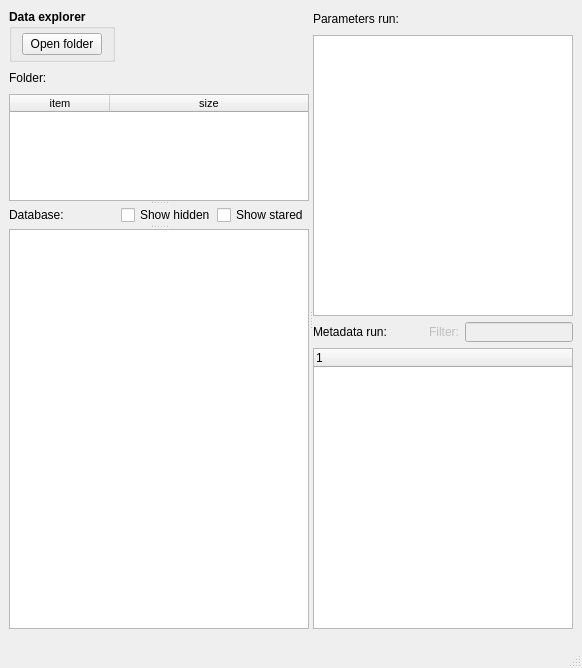
Qt form pyplotter/ui/mainWindow_r2c2.ui (pyplotter/pyplotter) before a commit.
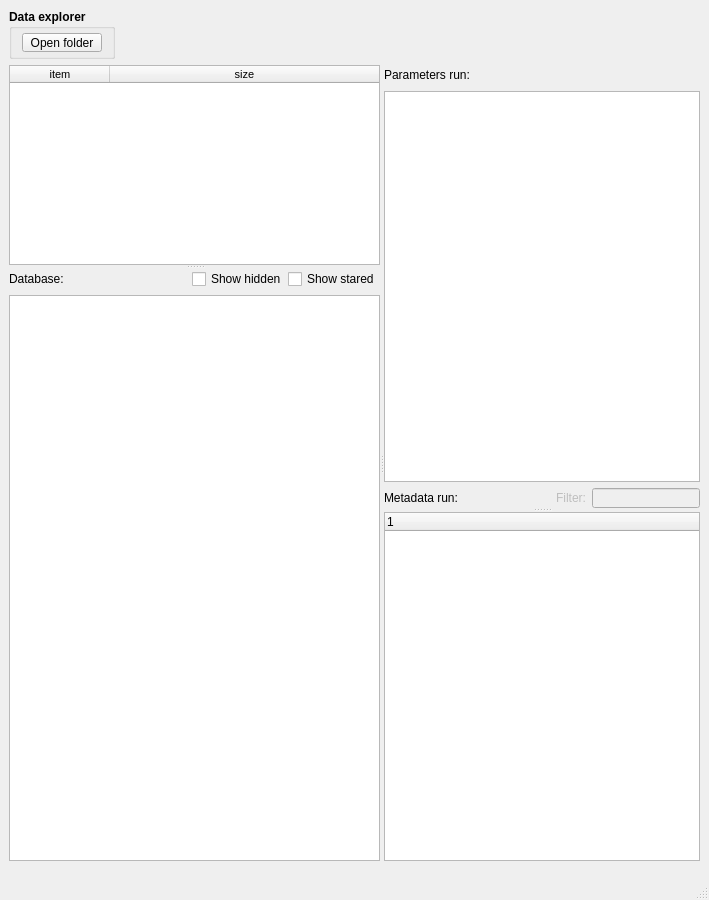
The same form after that commit. Custom widgets are drawn as their Qt base class.

Diff of the .ui file:
```diff
--- a/pyplotter/ui/mainWindow_r2c2.ui
+++ b/pyplotter/ui/mainWindow_r2c2.ui
@@ -6,34 +6,50 @@
    <rect>
     <x>0</x>
     <y>0</y>
-    <width>582</width>
-    <height>668</height>
+    <width>709</width>
+    <height>900</height>
    </rect>
   </property>
+  <property name="sizePolicy">
+   <sizepolicy hsizetype="Preferred" vsizetype="Preferred">
+    <horstretch>0</horstretch>
+    <verstretch>0</verstretch>
+   </sizepolicy>
+  </property>
+  <property name="minimumSize">
+   <size>
+    <width>709</width>
+    <height>294</height>
+   </size>
+  </property>
+  <property name="maximumSize">
+   <size>
+    <width>16777215</width>
+    <height>16777215</height>
+   </size>
+  </property>
   <property name="windowTitle">
    <string>pyplotter</string>
   </property>
   <property name="windowOpacity">
    <double>1.000000000000000</double>
   </property>
+  <property name="documentMode">
+   <bool>false</bool>
+  </property>
+  <property name="unifiedTitleAndToolBarOnMac">
+   <bool>false</bool>
+  </property>
   <widget class="QWidget" name="centralwidget">
-   <layout class="QVBoxLayout" name="verticalLayout_3">
-    <item>
-     <widget class="QSplitter" name="splitter_0">
-      <property name="orientation">
-       <enum>Qt::Horizontal</enum>
-      </property>
-      <widget class="QSplitter" name="splitter_1">
-       <property name="orientation">
-        <enum>Qt::Vertical</enum>
-       </property>
-       <widget class="QWidget" name="">
-        <layout class="QVBoxLayout" name="verticalLayout_2" stretch="0,0,2">
-         <item>
+   <property name="sizePolicy">
+    <sizepolicy hsizetype="Preferred" vsizetype="MinimumExpanding">
+     <horstretch>0</horstretch>
+     <verstretch>0</verstretch>
+    </sizepolicy>
+   </property>
+   <layout class="QGridLayout" name="gridLayout">
+    <item row="0" column="0">
           <layout class="QHBoxLayout" name="TopHorizontalLayout">
-           <property name="spacing">
-            <number>0</number>
-           </property>
            <property name="sizeConstraint">
             <enum>QLayout::SetFixedSize</enum>
            </property>
@@ -42,10 +58,16 @@
            </property>
            <item>
             <widget class="QGroupBox" name="groupBoxDataExplorer">
+        <property name="sizePolicy">
+         <sizepolicy hsizetype="Fixed" vsizetype="Minimum">
+          <horstretch>0</horstretch>
+          <verstretch>0</verstretch>
+         </sizepolicy>
+        </property>
              <property name="maximumSize">
               <size>
                <width>16777215</width>
-               <height>100</height>
+          <height>50</height>
               </size>
              </property>
              <property name="font">
@@ -84,7 +106,7 @@
                 <property name="maximumSize">
                  <size>
                   <width>80</width>
-                  <height>16777215</height>
+             <height>50</height>
                  </size>
                 </property>
                 <property name="font">
@@ -106,6 +128,9 @@
              <property name="orientation">
               <enum>Qt::Horizontal</enum>
              </property>
+        <property name="sizeType">
+         <enum>QSizePolicy::MinimumExpanding</enum>
+        </property>
              <property name="sizeHint" stdset="0">
               <size>
                <width>40</width>
@@ -116,35 +141,24 @@
            </item>
           </layout>
          </item>
-         <item>
-          <widget class="QLabel" name="labelFolder">
+    <item row="1" column="0">
+     <widget class="QSplitter" name="splitter_3">
            <property name="sizePolicy">
             <sizepolicy hsizetype="Expanding" vsizetype="Expanding">
              <horstretch>0</horstretch>
              <verstretch>0</verstretch>
             </sizepolicy>
            </property>
-           <property name="minimumSize">
-            <size>
-             <width>0</width>
-             <height>20</height>
-            </size>
-           </property>
-           <property name="maximumSize">
-            <size>
-             <width>16777215</width>
-             <height>20</height>
-            </size>
-           </property>
-           <property name="text">
-            <string>Folder:</string>
-           </property>
-          </widget>
-         </item>
-         <item>
+      <property name="orientation">
+       <enum>Qt::Horizontal</enum>
+      </property>
+      <widget class="QSplitter" name="splitter">
+       <property name="orientation">
+        <enum>Qt::Vertical</enum>
+       </property>
           <widget class="TableWidgetFolder" name="tableWidgetFolder">
            <property name="sizePolicy">
-            <sizepolicy hsizetype="Expanding" vsizetype="Expanding">
+         <sizepolicy hsizetype="Expanding" vsizetype="MinimumExpanding">
              <horstretch>0</horstretch>
              <verstretch>0</verstretch>
             </sizepolicy>
@@ -152,13 +166,13 @@
            <property name="minimumSize">
             <size>
              <width>0</width>
-             <height>80</height>
+          <height>0</height>
             </size>
            </property>
            <property name="maximumSize">
             <size>
-             <width>16777215</width>
-             <height>16777215</height>
+          <width>600</width>
+          <height>200</height>
             </size>
            </property>
            <property name="font">
@@ -222,18 +236,20 @@
             </property>
            </column>
           </widget>
-         </item>
-        </layout>
-       </widget>
        <widget class="QWidget" name="">
+        <layout class="QVBoxLayout" name="verticalLayout_2">
+         <item>
         <layout class="QHBoxLayout" name="horizontalLayout">
+           <property name="sizeConstraint">
+            <enum>QLayout::SetFixedSize</enum>
+           </property>
          <item>
           <widget class="QLabel" name="labelDataBase">
            <property name="enabled">
             <bool>true</bool>
            </property>
            <property name="sizePolicy">
-            <sizepolicy hsizetype="Minimum" vsizetype="Minimum">
+              <sizepolicy hsizetype="Minimum" vsizetype="Fixed">
              <horstretch>0</horstretch>
              <verstretch>0</verstretch>
             </sizepolicy>
@@ -241,7 +257,7 @@
            <property name="maximumSize">
             <size>
              <width>60</width>
-             <height>16777215</height>
+               <height>20</height>
             </size>
            </property>
            <property name="text">
@@ -255,15 +271,21 @@
             <bool>true</bool>
            </property>
            <property name="sizePolicy">
-            <sizepolicy hsizetype="Expanding" vsizetype="MinimumExpanding">
+              <sizepolicy hsizetype="MinimumExpanding" vsizetype="Fixed">
              <horstretch>0</horstretch>
              <verstretch>0</verstretch>
             </sizepolicy>
            </property>
+             <property name="minimumSize">
+              <size>
+               <width>0</width>
+               <height>0</height>
+              </size>
+             </property>
            <property name="maximumSize">
             <size>
              <width>16777215</width>
-             <height>16777215</height>
+               <height>20</height>
             </size>
            </property>
            <property name="font">
@@ -282,7 +304,7 @@
            </property>
           </widget>
          </item>
-         <item>
+           <item alignment="Qt::AlignRight">
           <widget class="CheckBoxHidden" name="checkBoxHidden">
            <property name="enabled">
             <bool>true</bool>
@@ -296,7 +318,7 @@
            <property name="maximumSize">
             <size>
              <width>90</width>
-             <height>16777215</height>
+               <height>20</height>
             </size>
            </property>
            <property name="text">
@@ -304,7 +326,7 @@
            </property>
           </widget>
          </item>
-         <item>
+           <item alignment="Qt::AlignRight">
           <widget class="CheckBoxStared" name="checkBoxStared">
            <property name="enabled">
             <bool>true</bool>
@@ -324,7 +346,7 @@
            <property name="maximumSize">
             <size>
              <width>16777215</width>
-             <height>16777215</height>
+               <height>20</height>
             </size>
            </property>
            <property name="text">
@@ -333,10 +355,11 @@
           </widget>
          </item>
         </layout>
-       </widget>
+         </item>
+         <item>
        <widget class="TableWidgetDatabase" name="tableWidgetDataBase">
         <property name="sizePolicy">
-         <sizepolicy hsizetype="Expanding" vsizetype="Expanding">
+            <sizepolicy hsizetype="Expanding" vsizetype="MinimumExpanding">
           <horstretch>0</horstretch>
           <verstretch>0</verstretch>
          </sizepolicy>
@@ -344,7 +367,13 @@
         <property name="minimumSize">
          <size>
           <width>300</width>
-          <height>400</height>
+             <height>0</height>
+            </size>
+           </property>
+           <property name="maximumSize">
+            <size>
+             <width>600</width>
+             <height>16777215</height>
          </size>
         </property>
         <property name="font">
@@ -379,26 +408,27 @@
         <attribute name="verticalHeaderVisible">
          <bool>false</bool>
         </attribute>
+          </widget>
+         </item>
+        </layout>
        </widget>
       </widget>
       <widget class="QSplitter" name="splitter_2">
-       <property name="sizePolicy">
-        <sizepolicy hsizetype="Preferred" vsizetype="Minimum">
-         <horstretch>0</horstretch>
-         <verstretch>0</verstretch>
-        </sizepolicy>
-       </property>
        <property name="orientation">
         <enum>Qt::Vertical</enum>
        </property>
-       <widget class="QWidget" name="">
+       <widget class="QWidget" name="layoutWidget">
         <layout class="QVBoxLayout" name="verticalLayout">
          <item>
-          <layout class="QVBoxLayout" name="verticalLayout_5">
-           <item>
             <layout class="QHBoxLayout" name="horizontalLayout_3">
              <item>
               <widget class="QLabel" name="labelRun">
+             <property name="sizePolicy">
+              <sizepolicy hsizetype="Preferred" vsizetype="Fixed">
+               <horstretch>0</horstretch>
+               <verstretch>0</verstretch>
+              </sizepolicy>
+             </property>
                <property name="minimumSize">
                 <size>
                  <width>1</width>
@@ -418,6 +448,12 @@
              </item>
              <item>
               <widget class="QLabel" name="labelCurrentRun">
+             <property name="sizePolicy">
+              <sizepolicy hsizetype="MinimumExpanding" vsizetype="Fixed">
+               <horstretch>0</horstretch>
+               <verstretch>0</verstretch>
+              </sizepolicy>
+             </property>
                <property name="minimumSize">
                 <size>
                  <width>0</width>
@@ -446,7 +482,7 @@
            <item>
             <widget class="TableWidgetParameter" name="tableWidgetParameter">
              <property name="sizePolicy">
-              <sizepolicy hsizetype="Expanding" vsizetype="Expanding">
+            <sizepolicy hsizetype="Expanding" vsizetype="MinimumExpanding">
                <horstretch>0</horstretch>
                <verstretch>0</verstretch>
               </sizepolicy>
@@ -454,7 +490,13 @@
              <property name="minimumSize">
               <size>
                <width>250</width>
-               <height>200</height>
+             <height>0</height>
+            </size>
+           </property>
+           <property name="maximumSize">
+            <size>
+             <width>16777215</width>
+             <height>16777215</height>
               </size>
              </property>
              <property name="font">
@@ -488,14 +530,16 @@
              </attribute>
             </widget>
            </item>
-          </layout>
-         </item>
-         <item>
-          <layout class="QVBoxLayout" name="verticalLayout_4">
            <item>
             <layout class="QHBoxLayout" name="horizontalLayout_2">
              <item>
               <widget class="QLabel" name="labelMetadata">
+             <property name="sizePolicy">
+              <sizepolicy hsizetype="Preferred" vsizetype="Fixed">
+               <horstretch>0</horstretch>
+               <verstretch>0</verstretch>
+              </sizepolicy>
+             </property>
                <property name="minimumSize">
                 <size>
                  <width>0</width>
@@ -516,7 +560,7 @@
              <item>
               <widget class="QLabel" name="labelCurrentSnapshot">
                <property name="sizePolicy">
-                <sizepolicy hsizetype="MinimumExpanding" vsizetype="Preferred">
+              <sizepolicy hsizetype="MinimumExpanding" vsizetype="Fixed">
                  <horstretch>0</horstretch>
                  <verstretch>0</verstretch>
                 </sizepolicy>
@@ -549,6 +593,12 @@
                <property name="enabled">
                 <bool>false</bool>
                </property>
+             <property name="sizePolicy">
+              <sizepolicy hsizetype="Preferred" vsizetype="Fixed">
+               <horstretch>0</horstretch>
+               <verstretch>0</verstretch>
+              </sizepolicy>
+             </property>
                <property name="minimumSize">
                 <size>
                  <width>0</width>
@@ -575,7 +625,7 @@
                 <bool>false</bool>
                </property>
                <property name="sizePolicy">
-                <sizepolicy hsizetype="Expanding" vsizetype="Preferred">
+              <sizepolicy hsizetype="Expanding" vsizetype="Fixed">
                  <horstretch>0</horstretch>
                  <verstretch>0</verstretch>
                 </sizepolicy>
@@ -604,10 +654,11 @@
              </item>
             </layout>
            </item>
-           <item>
+        </layout>
+       </widget>
             <widget class="TreeViewSnapshot" name="treeViewSnapshot">
              <property name="sizePolicy">
-              <sizepolicy hsizetype="Expanding" vsizetype="Expanding">
+         <sizepolicy hsizetype="Expanding" vsizetype="MinimumExpanding">
                <horstretch>0</horstretch>
                <verstretch>0</verstretch>
               </sizepolicy>
@@ -615,7 +666,7 @@
              <property name="minimumSize">
               <size>
                <width>250</width>
-               <height>200</height>
+          <height>0</height>
               </size>
              </property>
              <property name="maximumSize">
@@ -630,13 +681,8 @@
               </property>
              </column>
             </widget>
-           </item>
-          </layout>
-         </item>
-        </layout>
-       </widget>
-      </widget>
-     </widget>
+      </widget>
+     </widget>
     </item>
    </layout>
    <zorder>splitter_2</zorder>
```
Left out of the diff: 14 changed lines with no effect on the pictures. Lines whose indentation alone changed are shown as unchanged.
